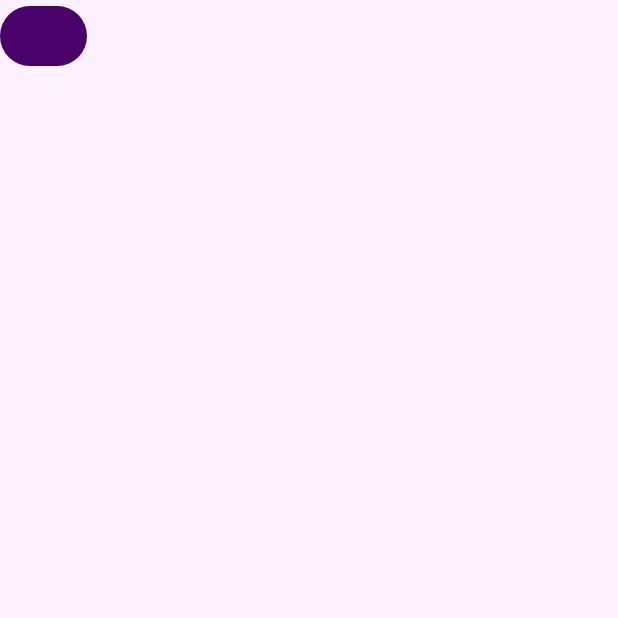
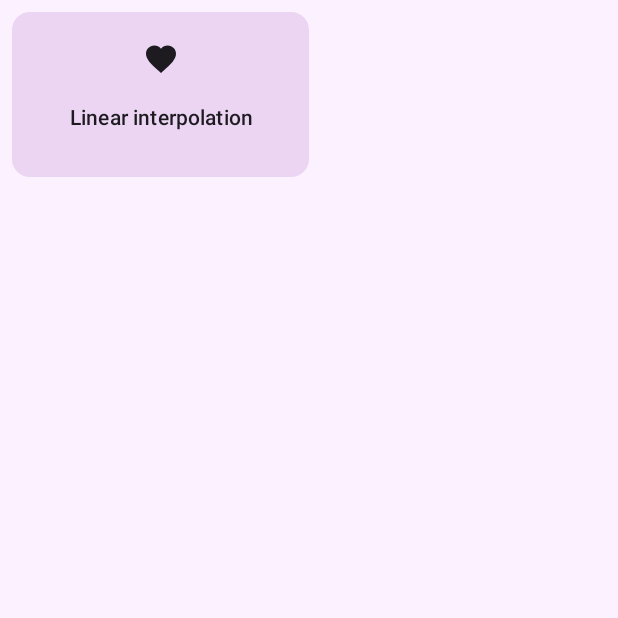
Before and after one commit to DigitalSamuraiDTM/ProcedureGeneration, an Android app built with Jetpack Compose: the main screen opened through its navigation route, on a phone screen of 412 x 824 dp, the top half of it. Run offline under Robolectric (Android 15) with nearby library versions, the phone set to English and light mode, and no system bars; our stand-ins replace Dagger/Hilt's generated code.

Commit message:
reorg screen management. Hide viewmodel logic from screen

```diff
--- a/app/src/main/java/com/digitalsamurai/jni_test/screens/main/MainScreen.kt
+++ b/app/src/main/java/com/digitalsamurai/jni_test/screens/main/MainScreen.kt
@@ -1,13 +1,24 @@
 package com.digitalsamurai.jni_test.screens.main
 
+import android.widget.Toast
 import androidx.compose.foundation.layout.Box
+import androidx.compose.foundation.layout.PaddingValues
 import androidx.compose.foundation.layout.fillMaxSize
-import androidx.compose.material3.Button
+import androidx.compose.foundation.layout.height
+import androidx.compose.foundation.lazy.grid.GridCells
+import androidx.compose.foundation.lazy.grid.LazyVerticalGrid
+import androidx.compose.foundation.lazy.grid.items
 import androidx.compose.runtime.Composable
+import androidx.compose.runtime.LaunchedEffect
+import androidx.compose.runtime.rememberCoroutineScope
 import androidx.compose.ui.Modifier
+import androidx.compose.ui.platform.LocalContext
+import androidx.compose.ui.unit.dp
 import androidx.lifecycle.viewmodel.compose.viewModel
 import com.digitalsamurai.jni_test.core.screen.BaseScreen
+import com.digitalsamurai.jni_test.view.items.FeatureItem
 import kotlinx.coroutines.flow.SharedFlow
+import kotlinx.coroutines.launch
 
 object MainScreen : BaseScreen<MainScreenState, MainScreenEvent, MainScreenActions>() {
 
@@ -24,8 +35,35 @@ object MainScreen : BaseScreen<MainScreenState, MainScreenEvent, MainScreenActio
         events: SharedFlow<MainScreenEvent>,
         actions: MainScreenActions,
     ) {
+        val eventsScope = rememberCoroutineScope()
+        val context = LocalContext.current
+        LaunchedEffect(Unit) {
+            eventsScope.launch {
+                // TODO: мигрировать на снекбары и вынести эвенты не в экран все таки, наверное. Предполагаю, что эвенты это события НЕ влияющие на состояние экрана
+                events.collect { event ->
+                    when (event) {
+                        is MainScreenEvent.UnknownFeature -> Toast.makeText(
+                            context,
+                            "Unknown feature: ${event.name}", Toast.LENGTH_SHORT
+                        ).show()
+                    }
+                }
+            }
+        }
         Box(modifier = Modifier.fillMaxSize()) {
-            Button(onClick = { actions.generateNoises() }) { }
+            LazyVerticalGrid(
+                modifier = Modifier.fillMaxSize(),
+                columns = GridCells.Fixed(2),
+                contentPadding = PaddingValues(8.dp)
+            ) {
+                items(state.featuresItems) { feature ->
+                    FeatureItem(
+                        modifier = Modifier.height(110.dp),
+                        state = feature,
+                        onClick = { actions.onFeatureItemClicked(feature.id) }
+                    )
+                }
+            }
         }
     }
 }
--- a/app/src/main/java/com/digitalsamurai/jni_test/screens/main/MainScreenActions.kt
+++ b/app/src/main/java/com/digitalsamurai/jni_test/screens/main/MainScreenActions.kt
@@ -4,4 +4,5 @@ import com.digitalsamurai.jni_test.core.viewmodel.UiActions
 
 interface MainScreenActions : UiActions {
     fun generateNoises()
+    fun onFeatureItemClicked(itemId: String)
 }
--- a/app/src/main/java/com/digitalsamurai/jni_test/screens/main/MainScreenEvent.kt
+++ b/app/src/main/java/com/digitalsamurai/jni_test/screens/main/MainScreenEvent.kt
@@ -2,7 +2,7 @@ package com.digitalsamurai.jni_test.screens.main
 
 import com.digitalsamurai.jni_test.core.viewmodel.UiEvent
 
-sealed class MainScreenEvent: UiEvent() {
+sealed class MainScreenEvent : UiEvent() {
 
-    object SelectImage: MainScreenEvent()
+    data class UnknownFeature(val name: String) : MainScreenEvent()
 }
--- a/app/src/main/java/com/digitalsamurai/jni_test/screens/main/MainScreenState.kt
+++ b/app/src/main/java/com/digitalsamurai/jni_test/screens/main/MainScreenState.kt
@@ -2,7 +2,9 @@ package com.digitalsamurai.jni_test.screens.main
 
 import com.digitalsamurai.jni_test.core.viewmodel.UiState
 import com.digitalsamurai.jni_test.view.ImageSelector
+import com.digitalsamurai.jni_test.view.items.FeatureItem
 
-public class MainScreenState(
-    val imageSelectorState: ImageSelector.State
-): UiState()
+class MainScreenState(
+    val imageSelectorState: ImageSelector.State,
+    val featuresItems: List<FeatureItem.State>,
+) : UiState()
--- a/app/src/main/java/com/digitalsamurai/jni_test/screens/main/MainScreenViewModel.kt
+++ b/app/src/main/java/com/digitalsamurai/jni_test/screens/main/MainScreenViewModel.kt
@@ -1,8 +1,10 @@
 package com.digitalsamurai.jni_test.screens.main
 
 import com.digitalsamurai.jni_test.core.viewmodel.ScreenViewModel
+import com.digitalsamurai.jni_test.screens.linear.LinearScreen
 import com.digitalsamurai.jni_test.screens.settings.SettingsScreen
 import com.digitalsamurai.jni_test.view.ImageSelector
+import com.digitalsamurai.jni_test.view.items.FeatureItem
 import dagger.hilt.android.lifecycle.HiltViewModel
 import javax.inject.Inject
 
@@ -11,14 +13,30 @@ class MainScreenViewModel @Inject constructor(
 ) : ScreenViewModel<MainScreenState, MainScreenEvent, MainScreenActions>(), MainScreenActions {
 
     override fun initialState(): MainScreenState = MainScreenState(
-        imageSelectorState = ImageSelector.defaultState()
+        imageSelectorState = ImageSelector.defaultState(),
+        featuresItems = listOf(
+            FeatureItem.State(
+                id = "linear_interpolation",
+                title = "Linear interpolation",
+                icon = null
+            )
+        )
     )
 
-    fun toSettingsScreen() {
-        navigateTo(SettingsScreen)
-    }
 
     override fun generateNoises() {
 
     }
+
+    override fun onFeatureItemClicked(itemId: String) {
+        when (itemId) {
+            "linear_interpolation" -> {
+                navigateTo(LinearScreen)
+            }
+
+            else -> {
+                event(MainScreenEvent.UnknownFeature(itemId))
+            }
+        }
+    }
 }
--- /dev/null
+++ b/app/src/main/java/com/digitalsamurai/jni_test/view/items/FeatureItem.kt
@@ -0,0 +1,86 @@
+package com.digitalsamurai.jni_test.view.items
+
+import android.graphics.Bitmap
+import androidx.compose.foundation.clickable
+import androidx.compose.foundation.layout.Arrangement
+import androidx.compose.foundation.layout.Box
+import androidx.compose.foundation.layout.Column
+import androidx.compose.foundation.layout.fillMaxSize
+import androidx.compose.foundation.layout.fillMaxWidth
+import androidx.compose.foundation.layout.height
+import androidx.compose.material.icons.Icons
+import androidx.compose.material.icons.filled.Favorite
+
+import androidx.compose.material3.Card
+import androidx.compose.material3.Icon
+import androidx.compose.material3.MaterialTheme
+import androidx.compose.material3.Surface
+import androidx.compose.material3.Text
+import androidx.compose.runtime.Composable
+import androidx.compose.ui.Alignment
+import androidx.compose.ui.Modifier
+import androidx.compose.ui.text.style.TextAlign
+import androidx.compose.ui.text.style.TextOverflow
+import androidx.compose.ui.tooling.preview.Preview
+import androidx.compose.ui.unit.TextUnit
+import androidx.compose.ui.unit.TextUnitType
+import androidx.compose.ui.unit.dp
+import com.digitalsamurai.jni_test.ThemeMod
+import com.digitalsamurai.jni_test.theme.AppTheme
+
+object FeatureItem {
+
+    data class State(
+        val id: String,
+        val title: String,
+        val icon: Bitmap?,
+    )
+
+    @Composable
+    operator fun invoke(
+        modifier: Modifier = Modifier,
+        state: State,
+        onClick: () -> Unit,
+    ) {
+        Card(modifier = modifier.clickable { onClick() }) {
+            Column(modifier = Modifier.fillMaxSize(), verticalArrangement = Arrangement.Center, horizontalAlignment = Alignment.CenterHorizontally) {
+                if (state.icon == null) {
+                    Icon(imageVector = Icons.Default.Favorite, contentDescription = state.title, modifier = Modifier.weight(2f))
+                } else {
+                    Text("No image")
+                    //TODO add image
+                }
+                Text(
+                    modifier = Modifier.weight(1.5f),
+                    text = state.title,
+                    textAlign = TextAlign.Center,
+                    overflow = TextOverflow.Ellipsis,
+                    style = MaterialTheme.typography.titleSmall,
+                    maxLines = 2,
+                    lineHeight = TextUnit(1f, TextUnitType.Em),
+                )
+            }
+        }
+    }
+}
+
+
+@Preview
+@Composable
+private fun Preview() {
+    AppTheme(mod = ThemeMod.KOTLIN) {
+        Surface {
+            Box(modifier = Modifier.fillMaxSize())
+            FeatureItem(
+                modifier = Modifier
+                    .fillMaxWidth(0.2f)
+                    .height(90.dp),
+                state = FeatureItem.State(
+                    id = "exampleId",
+                    title = "Linear interpolation",
+                    icon = null,
+                )
+            ) {}
+        }
+    }
+}
```
